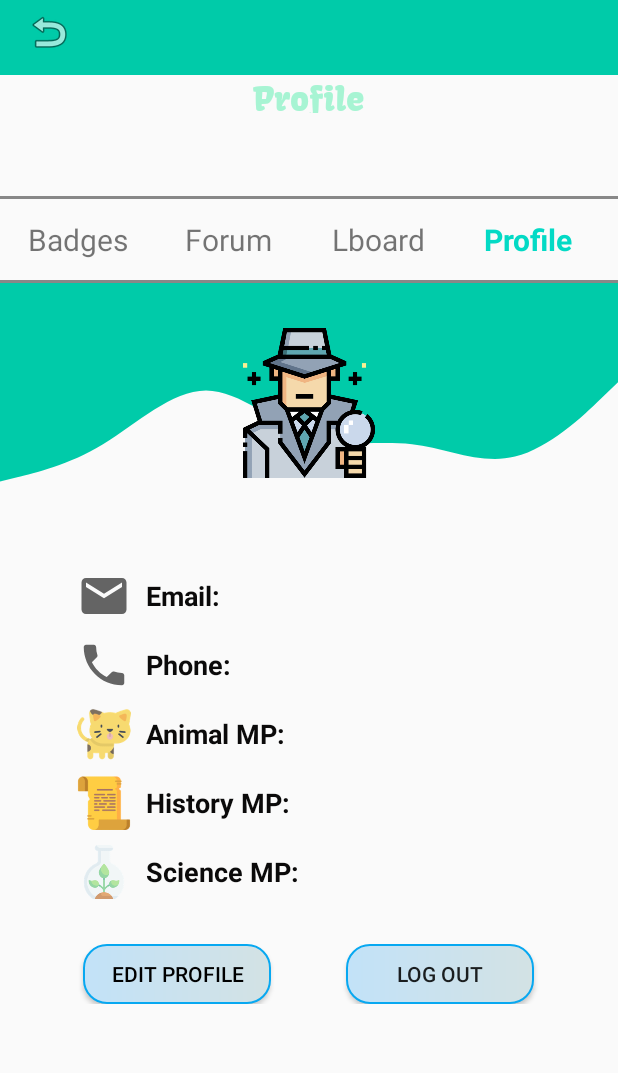
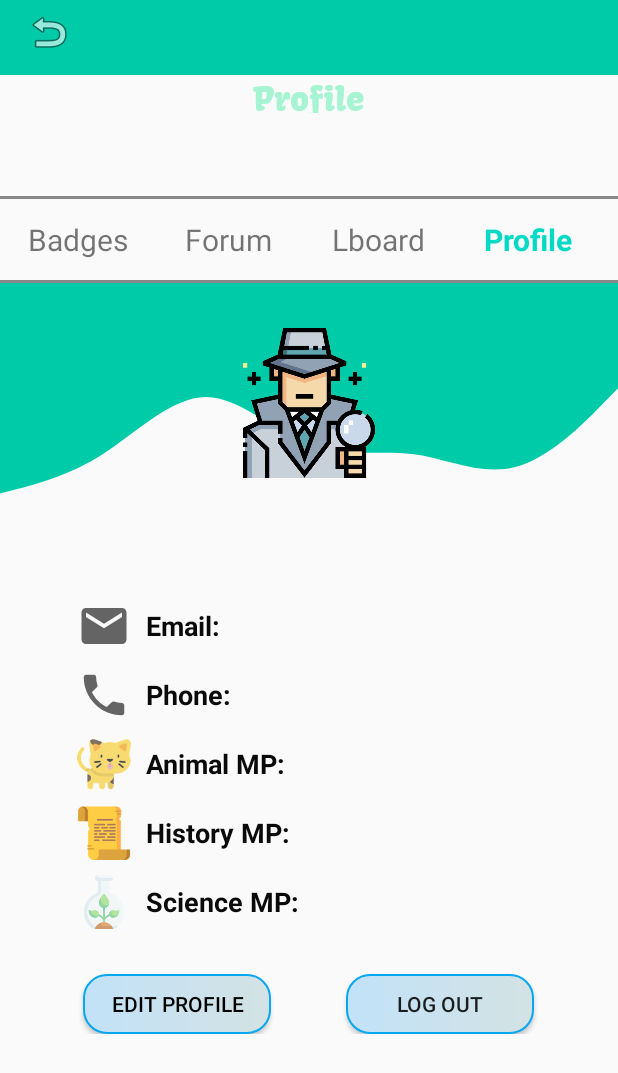
Before and after one commit to craymon777/NousProject, an Android app: the ProfileFragment screen opened directly, with no data from a screen before it, on a phone screen of 412 x 824 dp. Shown: the top 1073 px of the screen. Run offline under Robolectric (Android 15) with nearby library versions, the phone set to English and light mode, and no system bars; our stand-ins replace Firebase (no records; nobody signed in at launch, a user with empty details on screens opened directly); Roboto replaces fonts that are not available here; 8 statements that could not run were skipped.

Commit message:
Modify the Profile Page layout

```diff
--- a/app/src/main/res/layout/fragment_profile.xml
+++ b/app/src/main/res/layout/fragment_profile.xml
@@ -9,28 +9,31 @@
     <RelativeLayout
         android:id="@+id/iconLayout"
         android:layout_width="match_parent"
-        android:layout_height="165dp">
+        android:layout_height="185dp">
+
         <LinearLayout
-            android:background="@drawable/ic_wave"
             android:layout_width="match_parent"
             android:layout_height="175dp"
+            android:background="@drawable/ic_wave"
             android:orientation="vertical">
+
             <ImageView
                 android:id="@+id/profilepic"
-                android:layout_marginTop="30dp"
-                android:layout_gravity="center_horizontal"
                 android:layout_width="100dp"
                 android:layout_height="100dp"
-                android:src="@drawable/ic_explorer"/>
+                android:layout_gravity="center_horizontal"
+                android:layout_marginTop="30dp"
+                android:src="@drawable/ic_explorer" />
+
             <TextView
                 android:id="@+id/tvName"
-                android:layout_marginTop="10dp"
-                android:layout_gravity="center_horizontal"
                 android:layout_width="wrap_content"
                 android:layout_height="wrap_content"
+                android:layout_gravity="center_horizontal"
+                android:layout_marginTop="10dp"
                 android:textColor="#000"
-                android:textStyle="bold"
-                android:textSize="21sp"/>
+                android:textSize="21sp"
+                android:textStyle="bold" />
         </LinearLayout>
     </RelativeLayout>
     <LinearLayout
```
